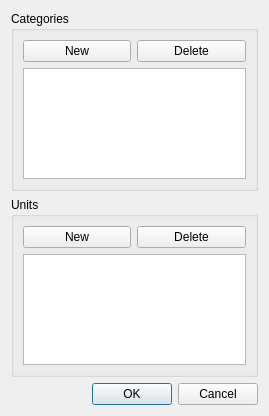
Qt form unitsettings.ui (joaodeus/yuc) before a commit.
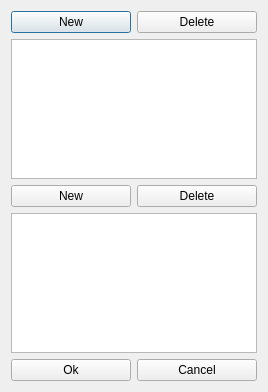
The same form after that commit.

What changed in the file:
```diff
--- a/unitsettings.ui
+++ b/unitsettings.ui
@@ -6,18 +6,12 @@
    <rect>
     <x>0</x>
     <y>0</y>
-    <width>269</width>
-    <height>416</height>
+    <width>268</width>
+    <height>392</height>
    </rect>
   </property>
   <property name="windowTitle">
-   <string>Dialog</string>
-  </property>
-  <layout class="QGridLayout" name="gridLayout_3">
-   <item row="0" column="0">
-    <widget class="QGroupBox" name="groupBox_categories">
-     <property name="title">
-      <string>Categories</string>
+   <string>Settings</string>
      </property>
      <layout class="QGridLayout" name="gridLayout">
       <item row="0" column="0">
@@ -35,44 +29,53 @@
        </widget>
       </item>
       <item row="1" column="0" colspan="2">
-       <widget class="QTableWidget" name="tableWidget_categories"/>
-      </item>
-     </layout>
+    <widget class="QTableWidget" name="tableWidget_categories">
+     <property name="horizontalScrollBarPolicy">
+      <enum>Qt::ScrollBarAsNeeded</enum>
+     </property>
+     <property name="sortingEnabled">
+      <bool>false</bool>
+     </property>
+     <property name="rowCount">
+      <number>0</number>
+     </property>
+     <property name="columnCount">
+      <number>0</number>
+     </property>
     </widget>
    </item>
-   <item row="1" column="0">
-    <widget class="QGroupBox" name="groupBox_units">
-     <property name="title">
-      <string>Units</string>
-     </property>
-     <layout class="QGridLayout" name="gridLayout_2">
-      <item row="0" column="0">
+   <item row="2" column="0">
        <widget class="QPushButton" name="pushButton_NewUnits">
         <property name="text">
          <string>New</string>
         </property>
        </widget>
       </item>
-      <item row="0" column="1">
+   <item row="2" column="1">
        <widget class="QPushButton" name="pushButton_DeleteUnits">
         <property name="text">
          <string>Delete</string>
         </property>
        </widget>
       </item>
-      <item row="1" column="0" colspan="2">
-       <widget class="QTableWidget" name="tableWidget_units"/>
-      </item>
-     </layout>
+   <item row="3" column="0" colspan="2">
+    <widget class="QTableWidget" name="tableWidget_units">
+     <property name="sortingEnabled">
+      <bool>false</bool>
+     </property>
     </widget>
    </item>
-   <item row="3" column="0">
-    <widget class="QDialogButtonBox" name="buttonBox">
-     <property name="orientation">
-      <enum>Qt::Horizontal</enum>
+   <item row="4" column="0">
+    <widget class="QPushButton" name="pushButton_ok">
+     <property name="text">
+      <string>Ok</string>
      </property>
-     <property name="standardButtons">
-      <set>QDialogButtonBox::Cancel|QDialogButtonBox::Ok</set>
+    </widget>
+   </item>
+   <item row="4" column="1">
+    <widget class="QPushButton" name="pushButton_cancel">
+     <property name="text">
+      <string>Cancel</string>
      </property>
     </widget>
    </item>
```
Left out of the diff: 35 changed lines with no effect on the pictures. Lines whose indentation alone changed are shown as unchanged.
